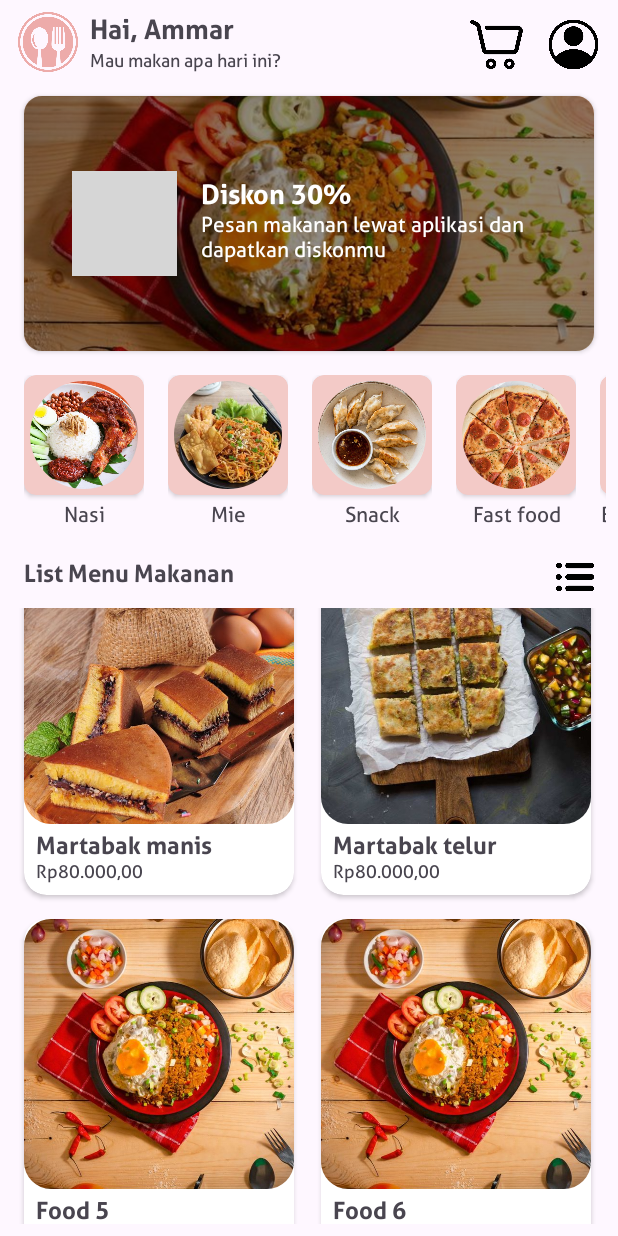
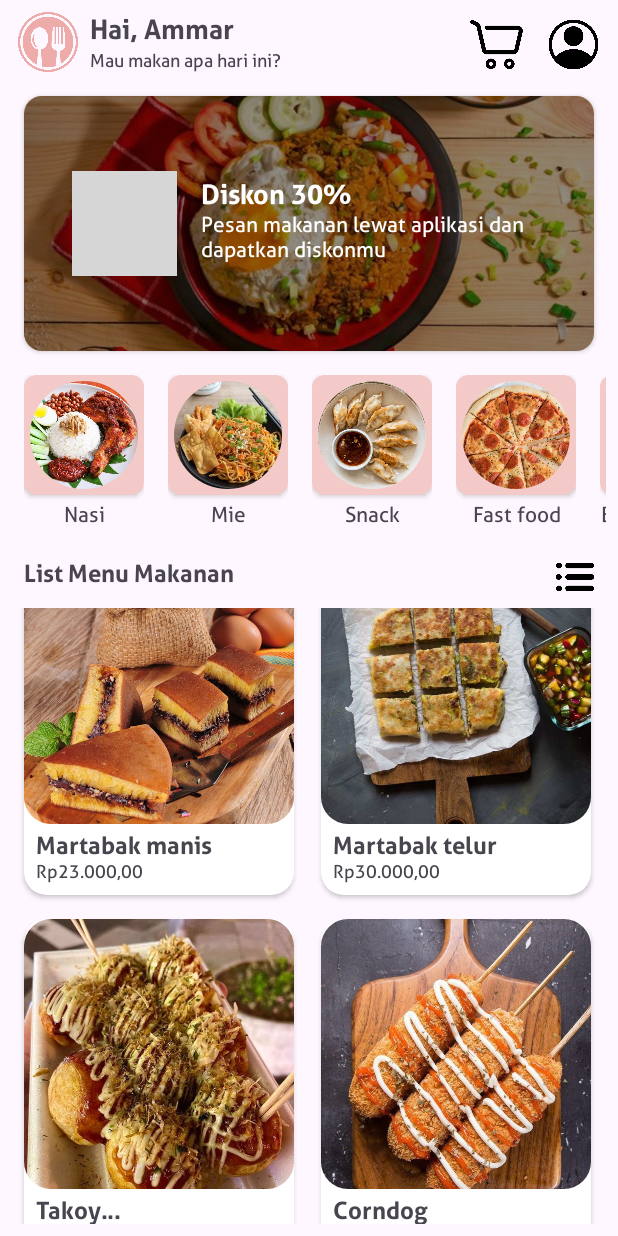
Before and after one commit to rafiammr/24001084-km6-raf-foodapp-ch3, an Android app: the screen it shows after launch (MainActivity), scrolled down 287 dp, on a phone screen of 412 x 824 dp. Run offline under Robolectric (Android 15) with nearby library versions, the phone set to English and light mode, and no system bars; grey boxes are pictures that could not be loaded.

Commit message:
Finishing Feature Home

```diff
--- a/app/src/main/java/com/example/challange2foodapp/MainActivity.kt
+++ b/app/src/main/java/com/example/challange2foodapp/MainActivity.kt
@@ -42,14 +42,14 @@ class MainActivity : AppCompatActivity() {
 
     private fun setListMenu() {
         val data = listOf(
-            Menu(image = R.drawable.img_menu_dimsum, name = "Dimsum Mix", price = 80000.00),
-            Menu(image = R.drawable.img_menu_pukis, name = "Kue pukis pandan", price = 80000.00),
-            Menu(image = R.drawable.img_menu_martabak_manis, name = "Martabak manis", price = 80000.00),
-            Menu(image = R.drawable.img_menu_martabak_telur, name = "Martabak telur", price = 80000.00),
-            Menu(image = R.drawable.img_banner, name = "Food 5", price = 80000.00),
-            Menu(image = R.drawable.img_banner, name = "Food 6", price = 80000.00),
-            Menu(image = R.drawable.img_banner, name = "Food 7", price = 80000.00),
-            Menu(image = R.drawable.img_banner, name = "Food 8", price = 80000.00),
+            Menu(image = R.drawable.img_menu_dimsum, name = "Dimsum Mix", price = 20000.00),
+            Menu(image = R.drawable.img_menu_pukis, name = "Kue pukis pandan", price = 15000.00),
+            Menu(image = R.drawable.img_menu_martabak_manis, name = "Martabak manis", price = 23000.00),
+            Menu(image = R.drawable.img_menu_martabak_telur, name = "Martabak telur", price = 30000.00),
+            Menu(image = R.drawable.img_menu_takoyaki, name = "Takoyaki", price = 13000.00),
+            Menu(image = R.drawable.img_menu_corndog, name = "Corndog", price = 10000.00),
+            Menu(image = R.drawable.img_menu_topokki, name = "Topokki", price = 15000.00),
+            Menu(image = R.drawable.img_menu_pempek, name = "Pempek", price = 25000.00),
         )
         binding.rvMenu.apply {
             adapter = this@MainActivity.adapterMenu
```
Also changed, not shown: app/src/main/res/drawable/img_menu_corndog.jpg (added), app/src/main/res/drawable/img_menu_pempek.jpg (added), app/src/main/res/drawable/img_menu_takoyaki.jpg (added), app/src/main/res/drawable/img_menu_topokki.jpg (added).
